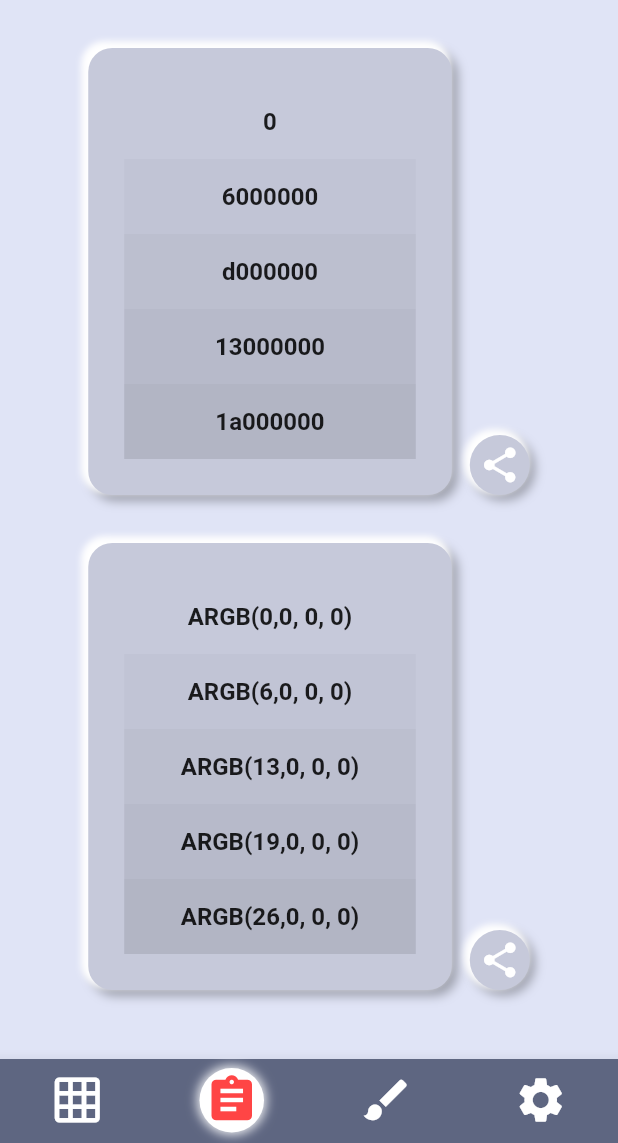
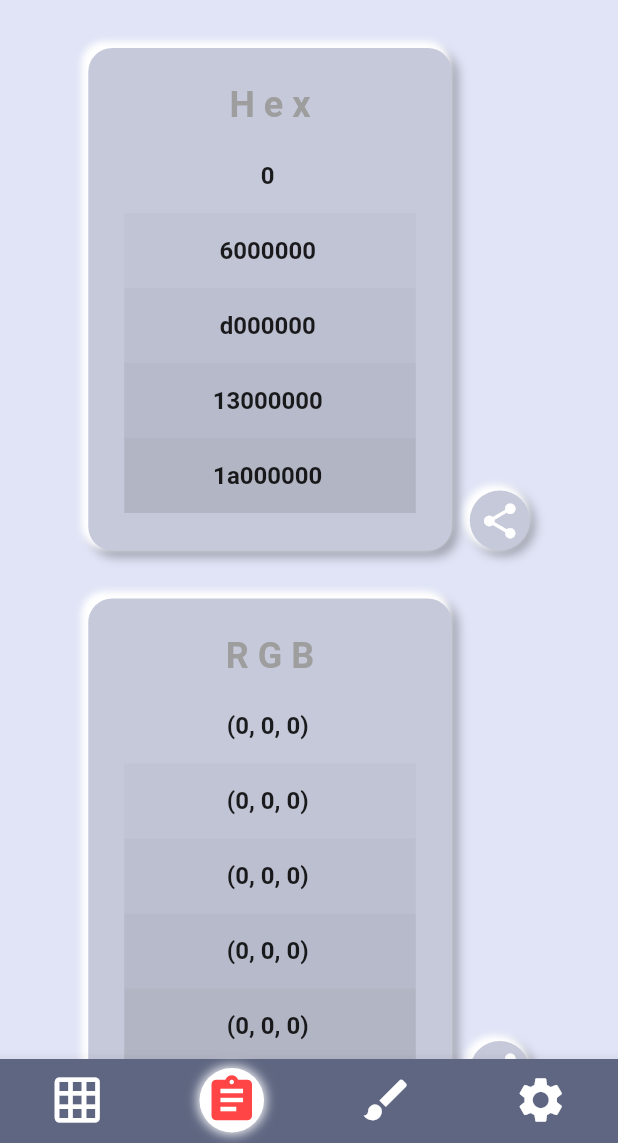
Before and after one commit to shogoisaji/colasol, a Flutter app: the screen it shows after launch, item 2 of the bottom bar chosen, after a tap on the "share" icon, on a phone screen of 412 x 824 dp, the part 93-1236 px from its top. Run offline on Flutter 3.47's test engine with Material 2 defaults, Android fonts, the phone set to English and light mode, and no system bars; our stand-ins replace flutter_hooks, flutter_riverpod, hooks_riverpod, riverpod_annotation, share_plus, simple_animations and 1 more; generated files the repository leaves out were written again; Roboto replaces fonts that are missing (NotoSansJP).

Commit message:
color list change

```diff
--- a/lib/pages/color_list_page.dart
+++ b/lib/pages/color_list_page.dart
@@ -10,12 +10,23 @@ class ColorListPage extends ConsumerWidget {
 
   @override
   Widget build(BuildContext context, WidgetRef ref) {
-    // now phone only
-    void _onShare(BuildContext context) {
+    void _onShareHex(BuildContext context) {
       var selectedColors = ref.watch(selectedColorsProvider);
       String shareText = '';
       for (Color color in selectedColors.values) {
         shareText = '$shareText$color\n';
+      }
+      Share.share(
+        shareText,
+      );
+    }
+
+    void _onShareRGB(BuildContext context) {
+      var selectedColors = ref.watch(selectedColorsProvider);
+      String shareText = '';
+      for (Color color in selectedColors.values) {
+        String rgb = '(${color.red},${color.green},${color.blue})';
+        shareText = '$shareText$rgb\n';
       }
       Share.share(
         shareText,
@@ -33,7 +44,7 @@ class ColorListPage extends ConsumerWidget {
               mainAxisAlignment: MainAxisAlignment.center,
               children: [
                 Container(
-                  height: 298,
+                  height: 335,
                   width: MediaQuery.of(context).size.width / 1.7,
                   padding: const EdgeInsets.all(24),
                   constraints: const BoxConstraints(
@@ -58,6 +69,13 @@ class ColorListPage extends ConsumerWidget {
                       ]),
                   child: Column(
                     children: [
+                      const Padding(
+                        padding: EdgeInsets.only(bottom: 8.0),
+                        child: Text(
+                          'H e x',
+                          style: TextStyle(fontSize: 24, color: Colors.grey),
+                        ),
+                      ),
                       Expanded(
                         child: ListView.builder(
                           itemCount: 5,
@@ -70,7 +88,7 @@ class ColorListPage extends ConsumerWidget {
                                 height: 50,
                                 color: selectedColor,
                                 child: Center(
-                                    child: Text(
+                                    child: SelectableText(
                                   selectedColor.value.toRadixString(16),
                                 )),
                               ),
@@ -86,7 +104,7 @@ class ColorListPage extends ConsumerWidget {
                 ),
                 InkWell(
                   onTap: () {
-                    _onShare(context);
+                    _onShareHex(context);
                   },
                   child: Container(
                       width: 40,
@@ -123,7 +141,7 @@ class ColorListPage extends ConsumerWidget {
             mainAxisAlignment: MainAxisAlignment.center,
             children: [
               Container(
-                height: 298,
+                height: 335,
                 width: MediaQuery.of(context).size.width / 1.7,
                 padding: const EdgeInsets.all(24),
                 constraints: const BoxConstraints(
@@ -148,6 +166,11 @@ class ColorListPage extends ConsumerWidget {
                     ]),
                 child: Column(
                   children: [
+                    const Padding(
+                      padding: EdgeInsets.only(bottom: 8.0),
+                      child: Text('R G B',
+                          style: TextStyle(fontSize: 24, color: Colors.grey)),
+                    ),
                     Expanded(
                       child: ListView.builder(
                         itemCount: 5,
@@ -160,8 +183,8 @@ class ColorListPage extends ConsumerWidget {
                                 height: 50,
                                 color: selectedColor,
                                 child: Center(
-                                  child: Text(
-                                    'ARGB(${selectedColor.alpha},${selectedColor.red}, ${selectedColor.green}, ${selectedColor.blue})',
+                                  child: SelectableText(
+                                    '(${selectedColor.red}, ${selectedColor.green}, ${selectedColor.blue})',
                                   ),
                                 )),
                           );
@@ -176,7 +199,7 @@ class ColorListPage extends ConsumerWidget {
               ),
               InkWell(
                 onTap: () {
-                  _onShare(context);
+                  _onShareRGB(context);
                 },
                 child: Container(
                     width: 40,
```
